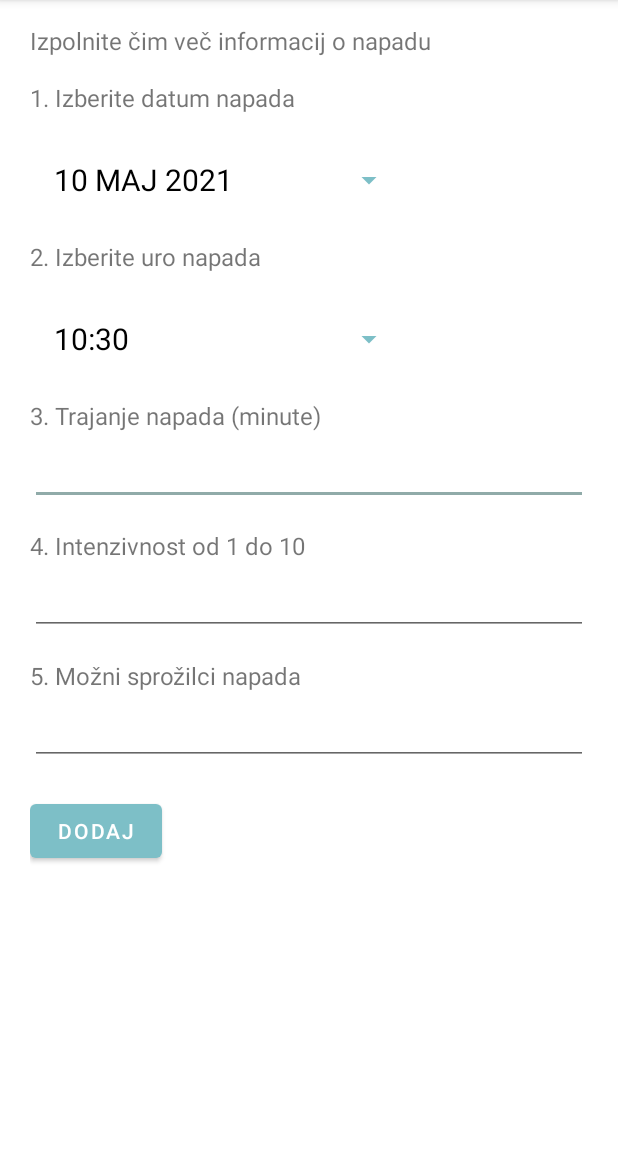
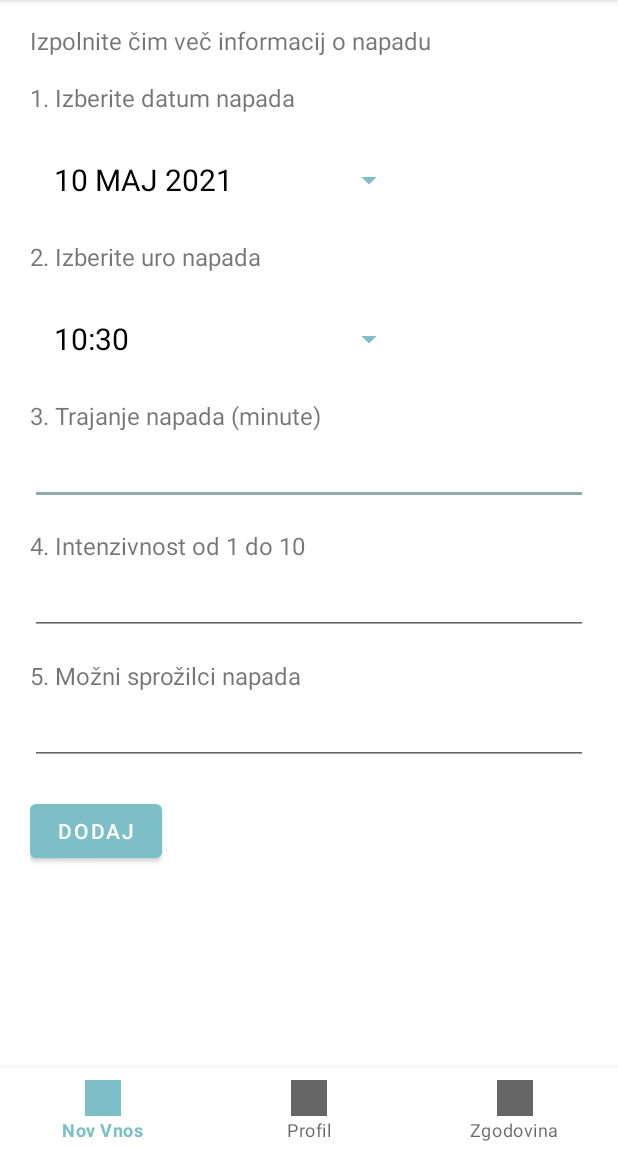
Before and after one commit to bmonika96/epiblog, an Android app: the NovVnos screen opened directly, with no data from a screen before it, on a phone screen of 412 x 824 dp, the part 84-1236 px from its top. Run offline under Robolectric (Android 15) with nearby library versions, the phone set to English and light mode, and no system bars.

Commit message:
Narejen navbar, ampak ne morem preverit ce je keyboard odprt zato imam timer da nardi menu invisivble

```diff
--- a/app/src/main/AndroidManifest.xml
+++ b/app/src/main/AndroidManifest.xml
@@ -11,7 +11,7 @@
         android:supportsRtl="true"
         android:theme="@style/Theme.Epiblog">
         <activity android:name=".OpisDogodka"></activity>
-        <activity android:name=".NovVnos" />
+        <activity android:name=".NovVnos" android:windowSoftInputMode="adjustResize"/>/>
         <activity android:name=".Zgodovina" />
         <activity android:name=".Registracija" />
         <activity android:name=".MainActivity">
--- a/app/src/main/java/si/uni_lj/fe/modulg/epiblog/NovVnos.java
+++ b/app/src/main/java/si/uni_lj/fe/modulg/epiblog/NovVnos.java
@@ -6,14 +6,23 @@ import android.app.AlertDialog;
 import android.app.DatePickerDialog;
 import android.app.TimePickerDialog;
 import android.content.Intent;
+import android.graphics.Rect;
 import android.os.Bundle;
 import android.os.Parcelable;
+import android.util.Log;
+import android.view.Menu;
+import android.view.MenuItem;
+import android.view.MotionEvent;
 import android.view.View;
+import android.view.ViewGroup;
+import android.view.Window;
 import android.widget.Button;
 import android.widget.DatePicker;
 import android.widget.EditText;
 import android.widget.TextView;
 import android.widget.TimePicker;
+
+import com.google.android.material.bottomnavigation.BottomNavigationView;
 
 import org.w3c.dom.Element;
 import org.w3c.dom.Node;
@@ -23,6 +32,8 @@ import java.io.Serializable;
 import java.sql.Time;
 import java.util.ArrayList;
 import java.util.Calendar;
+import java.util.Timer;
+import java.util.TimerTask;
 
 
 public class NovVnos extends AppCompatActivity {
@@ -42,12 +53,21 @@ public class NovVnos extends AppCompatActivity {
     private Button nov_vnos_ura;
     private DatePickerDialog izberiDatum;
     private TimePickerDialog izberiUro;
-
+    private int sheight;
+    Boolean menuvisible=true;
     @Override
     protected void onCreate(Bundle savedInstanceState) {
         super.onCreate(savedInstanceState);
         setContentView(R.layout.activity_nov_vnos);
 
+        Rect rectgle= new Rect();
+        Window window= getWindow();
+        window.getDecorView().getWindowVisibleDisplayFrame(rectgle);
+        sheight= rectgle.bottom;
+
+        BottomNavigationView navigation = this.findViewById(R.id.app_bar_menu);
+        Menu menu = navigation.getMenu();
+        menu.findItem(R.id.navigation_novvnos).setChecked(true);
         initDatePicker(); // inicializacija
         initTimePicker();
 
@@ -61,10 +81,51 @@ public class NovVnos extends AppCompatActivity {
 
         nov_vnos_ura = findViewById(R.id.nov_vnos_ura);
         nov_vnos_ura.setText(danesUra());
+        Timer timer = new Timer();
+        TimerTask t = new TimerTask() {
+            @Override
+            public void run() {
+
+                keyopen();
+            }
+        };
+        timer.scheduleAtFixedRate(t,0,100);
 
 
     }
 
+
+    public void keyopen()
+    {
+        Rect rectgle= new Rect();
+        Window window= getWindow();
+        window.getDecorView().getWindowVisibleDisplayFrame(rectgle);
+        int curheight= rectgle.bottom;
+
+        if (curheight<sheight && menuvisible )
+        {
+            setvisible(false);
+        }
+        else if(curheight>sheight && !menuvisible){
+            setvisible(true);
+        }
+        sheight=curheight;
+    }
+    private void setvisible(Boolean t) {
+        runOnUiThread(new Runnable() {
+            @Override
+            public void run() {
+                if(t) {
+                    NovVnos.this.findViewById(R.id.app_bar_menu).setVisibility(View.VISIBLE);
+                    NovVnos.this.menuvisible=true;
+                }
+                else{
+                    NovVnos.this.findViewById(R.id.app_bar_menu).setVisibility(View.GONE);
+                    NovVnos.this.menuvisible=false;
+                }
+            }
+        });
+    }
     private void initDatePicker()
     {
         DatePickerDialog.OnDateSetListener dateSetListener = new DatePickerDialog.OnDateSetListener()
@@ -188,4 +249,19 @@ public class NovVnos extends AppCompatActivity {
         startActivity(i);
         this.finish();
     }
+
+    public void clickedZgodovina(MenuItem item){
+        Intent i = new Intent(this,Zgodovina.class);
+        startActivity(i);
+        this.finish();
+        Log.d("abc","zgo");
+    }
+    public void clickedProfil(MenuItem item){
+        this.finish();
+        Log.d("abc","pro");
+    }
+    public void clickedNovvnos(MenuItem item){
+
+        Log.d("abc","nov");
+    }
 }
--- a/app/src/main/res/layout/activity_nov_vnos.xml
+++ b/app/src/main/res/layout/activity_nov_vnos.xml
@@ -1,7 +1,12 @@
 <?xml version="1.0" encoding="utf-8"?>
-<ScrollView xmlns:android="http://schemas.android.com/apk/res/android"
+<RelativeLayout xmlns:android="http://schemas.android.com/apk/res/android"
     android:layout_width="match_parent"
-    android:layout_height="match_parent" >
+    android:layout_height="match_parent"
+    xmlns:app="http://schemas.android.com/apk/res-auto">
+
+<ScrollView android:layout_height="match_parent"
+    android:layout_width="match_parent">
+
 <LinearLayout xmlns:android="http://schemas.android.com/apk/res/android"
     android:layout_width="match_parent"
     android:layout_height="match_parent"
@@ -104,4 +109,13 @@
         android:text="Dodaj" />
 
 </LinearLayout>
+
 </ScrollView>
+    <com.google.android.material.bottomnavigation.BottomNavigationView
+        android:id="@+id/app_bar_menu"
+        android:layout_height="wrap_content"
+        android:layout_width="match_parent"
+        app:menu="@menu/app_bar_menu"
+        android:layout_alignParentBottom="true"
+        />
+</RelativeLayout>
--- a/app/src/main/res/menu/app_bar_menu.xml
+++ b/app/src/main/res/menu/app_bar_menu.xml
@@ -1,24 +1,21 @@
 <?xml version="1.0" encoding="utf-8"?>
 <menu xmlns:android="http://schemas.android.com/apk/res/android">
     <item
-        android:onClick="clickedZgodovina"
-        android:id="@+id/navigation_zgodovina"
-        android:icon="@drawable/ic_launcher_background"
-
-        android:title="Zgodovina"/>
+        android:onClick="clickedNovvnos"
+        android:id="@+id/navigation_novvnos"
+        android:icon="@drawable/ic_user_background"
+        android:title="Nov Vnos"/>
 
     <item
         android:onClick="clickedProfil"
         android:id="@+id/navigation_profil"
         android:icon="@drawable/ic_journal_background"
-        android:checked="true"
-        android:title="Domov"/>
+        android:title="Profil"/>
 
     <item
-        android:onClick="clickedNovvnos"
-        android:id="@+id/navigation_novvnos"
-        android:icon="@drawable/ic_user_background"
-
-        android:title="Nov Vnos"/>
+        android:onClick="clickedZgodovina"
+        android:id="@+id/navigation_zgodovina"
+        android:icon="@drawable/ic_launcher_background"
+        android:title="Zgodovina"/>
 
 </menu>
```
Also changed, not shown: app/src/main/java/si/uni_lj/fe/modulg/epiblog/Zgodovina.java (+22 -0 lines), app/src/main/res/layout/activity_zgodovina.xml (+14 -5 lines).
